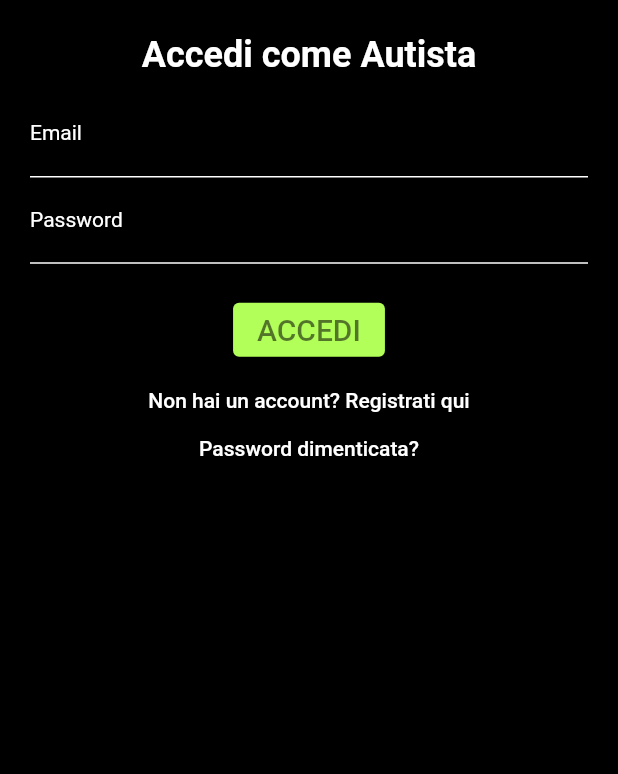
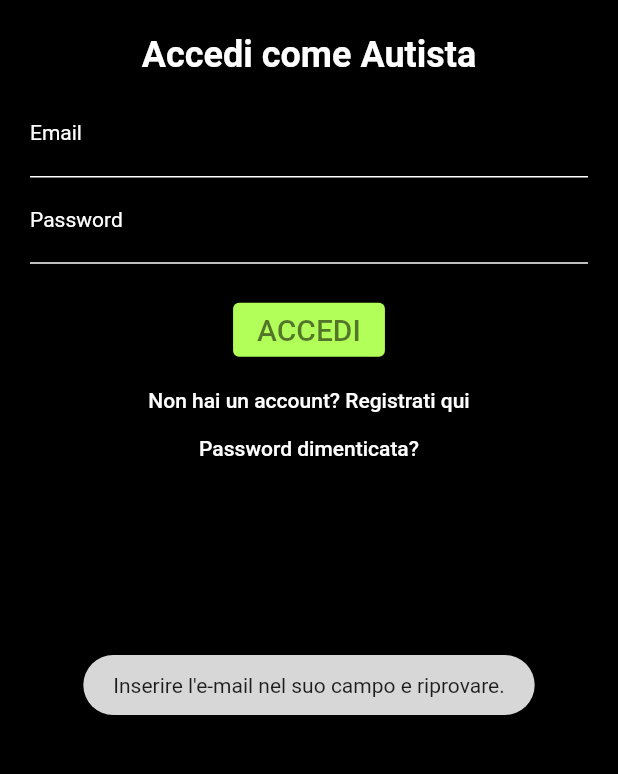
Before and after one commit to simone12simpleprogrammer/NEW_drivers_drivehome_app, a Flutter app: the screen it shows after launch, after a tap on "Password dimenticata?", on a phone screen of 412 x 824 dp, the part 425-1199 px from its top. Run offline on Flutter 3.47's test engine with Material 2 defaults, Android fonts, the light colour scheme and no system bars; our stand-ins replace assets_audio_player, firebase_auth, firebase_core, firebase_database, firebase_messaging, firebase_storage and 9 more; missing offline and left inert: dart:ffi, flutter_email_sender, flutter_geofire, flutter_polyline_points; accounts and stored records are empty; Roboto replaces fonts that are missing (Montserrat).

Commit message:
- Allungato flutterToast "Il cliente ha annullato la corsa!" - Modificato messaggio T&C e Privacy Policy

```diff
--- a/lib/authentication/login_screen.dart
+++ b/lib/authentication/login_screen.dart
@@ -255,7 +255,7 @@ class _LoginScreenState extends State<LoginScreen>
                   validateForm();
                 },
                 style:ElevatedButton.styleFrom(
-                  primary: Colors.lightGreenAccent,
+                  backgroundColor: Colors.lightGreenAccent,
                 ),
                 child: Text(
                   "ACCEDI",
@@ -287,9 +287,17 @@ class _LoginScreenState extends State<LoginScreen>
                   ),
                   onPressed: () async
                   {
-                    await FirebaseAuth.instance.sendPasswordResetEmail(email: emailTextEditingController!.text.trim());
-                    Fluttertoast.showToast(msg: "Controlla tra le email per reimpostare la password.");
-                    Navigator.push(context, MaterialPageRoute(builder: (c)=> LoginScreen()));
+                    String emailUser = emailTextEditingController.text.trim();
+                    if(emailUser.isNotEmpty) {
+                      await FirebaseAuth.instance.sendPasswordResetEmail(
+                          email: emailTextEditingController.text.trim());
+                      Fluttertoast.showToast(
+                          msg: "Controlla tra le e-mail per reimpostare la password.");
+                      Navigator.push(context,
+                          MaterialPageRoute(builder: (c) => LoginScreen()));
+                    }else{
+                      Fluttertoast.showToast(msg: "Inserire l'e-mail nel suo campo e riprovare.");
+                    }
                   }
               ),
             ],
--- a/lib/authentication/signup_screen.dart
+++ b/lib/authentication/signup_screen.dart
@@ -356,7 +356,7 @@ class _SignUpScreenState extends State<SignUpScreen> {
                       recognizer: TapGestureRecognizer()..onTap = () { Navigator.push(context,
                           MaterialPageRoute(builder: (c) => PrivacyPolicy())); },
                     ),
-                    const TextSpan(text: '. Ti informiamo che non\n condivideremo le tue informazioni personali \nal di fuori della nostra azienda.'),
+                    const TextSpan(text: '.'),
                   ],
                 ),
               )
--- a/lib/documents/privacy_policy.dart
+++ b/lib/documents/privacy_policy.dart
@@ -69,7 +69,7 @@ class _PrivacyPolicyState extends State<PrivacyPolicy> {
                 ),
               ),
               Text(
-                "• accesso tecnico e Funzionale al Sito nessun dato viene tenuto dopo la chiusura del Browser;\n"
+                "• accesso tecnico e Funzionale all' Applicazione nessun dato viene tenuto dopo la chiusura del Browser;\n"
                     "• finalità di navigazione Evoluta o gestione dei contenuti personalizzata;\n"
                     "• finalità Statistica e di Analisi della navigazione e degli utenti.\n",
                 style : TextStyle(
--- a/lib/mainScreens/new_trip_screen.dart
+++ b/lib/mainScreens/new_trip_screen.dart
@@ -851,7 +851,7 @@ class _NewTripScreenState extends State<NewTripScreen>
           //widget.userRideRequestDetails;
         });
 
-        Fluttertoast.showToast(msg: "Il cliente ha annullato la corsa!");
+        Fluttertoast.showToast(msg: "Il cliente ha annullato la corsa!",toastLength: Toast.LENGTH_LONG);
         Navigator.push(context, MaterialPageRoute(builder: (c)=> const MySplashScreen()));
       }
     });
```
